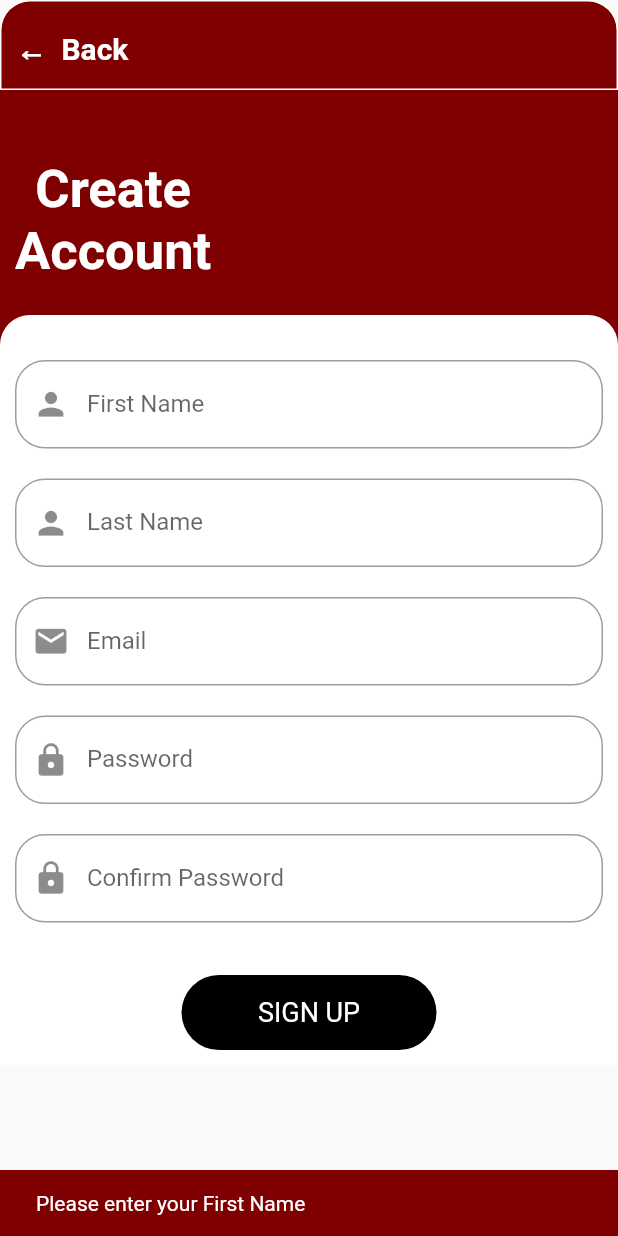
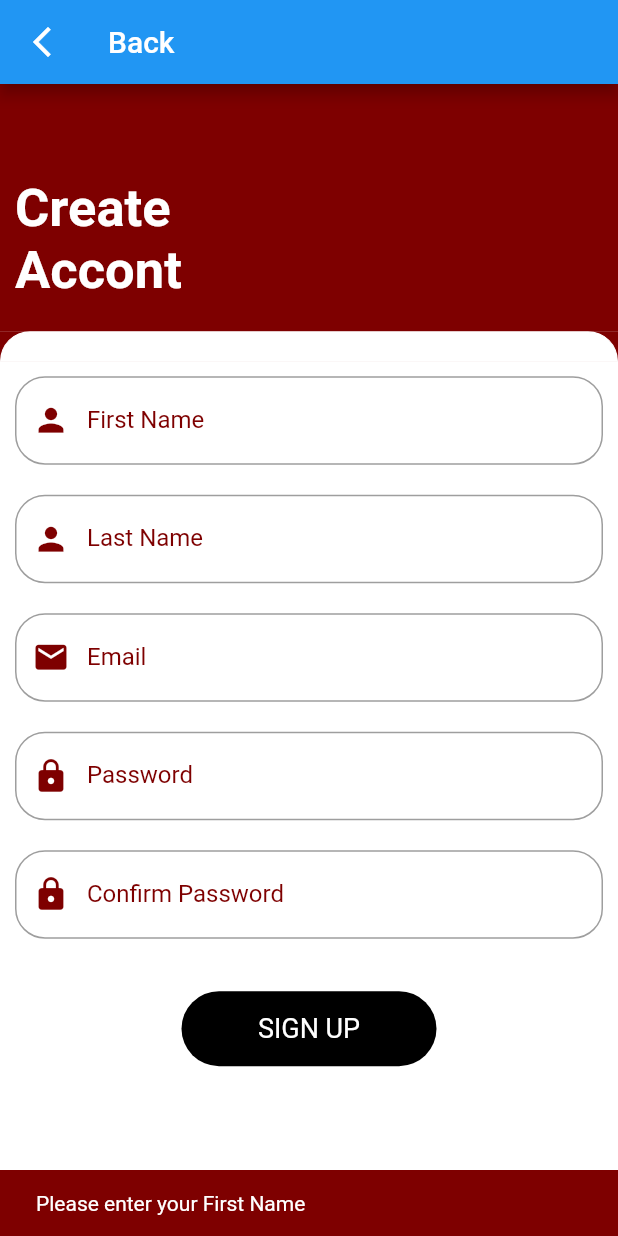
Before and after one commit to jennifersha/sahhar, a Flutter app: the SignUp screen opened directly, after a tap on "SIGN UP", on a phone screen of 412 x 824 dp. Run offline on Flutter 3.47's test engine with Material 2 defaults, Android fonts, the phone set to English and light mode, and no system bars; our stand-ins replace cloud_firestore, firebase_auth, firebase_core, firebase_storage, google_sign_in, image_picker; missing offline and left inert: flutter_facebook_auth; accounts and stored records are empty.

Commit message:
changes with name and folder

```diff
--- a/sahhar/lib/SignUp.dart
+++ b/sahhar/lib/auth_screens/SignUp.dart
@@ -2,7 +2,6 @@ import 'package:cloud_firestore/cloud_firestore.dart';
 import 'package:firebase_auth/firebase_auth.dart';
 import 'package:firebase_core/firebase_core.dart';
 import 'package:flutter/material.dart';
-import 'package:flutter/widgets.dart';
 
 class SignUp extends StatefulWidget {
   @override
@@ -10,26 +9,18 @@ class SignUp extends StatefulWidget {
 }
 
 class _SignUpState extends State<SignUp> {
-  TextEditingController? txtfirst;
-  TextEditingController? txtlast;
-  TextEditingController? txtemail;
-  TextEditingController? txtpass;
-  TextEditingController? txtpassC;
+  Map userData = {
+    'Firstname': '',
+    'Lastname': '',
+    'email': '',
+    'pass': '',
+  };
+  TextEditingController txtpassC = TextEditingController();
+
   bool didclick = false;
 
-  @override
-  void initState() {
-    // TODO: implement initState
-    super.initState();
-    txtfirst = new TextEditingController();
-    txtlast = new TextEditingController();
-    txtemail = new TextEditingController();
-    txtpass = new TextEditingController();
-    txtpassC = new TextEditingController();
-  }
-
   bool validateInputs() {
-    if (txtfirst!.text.isEmpty) {
+    if (userData['Firstname'].isEmpty) {
       ScaffoldMessenger.of(context).showSnackBar(SnackBar(
         content: Text(
           'Please enter your First Name',
@@ -39,7 +30,7 @@ class _SignUpState extends State<SignUp> {
       ));
       return false;
     }
-    if (txtlast!.text.isEmpty) {
+    if (userData['Lastname'].isEmpty) {
       ScaffoldMessenger.of(context).showSnackBar(SnackBar(
         content: Text(
           'Please enter your Last Name',
@@ -49,7 +40,7 @@ class _SignUpState extends State<SignUp> {
       ));
       return false;
     }
-    if (txtemail!.text.isEmpty || !txtemail!.text.contains('@')) {
+    if (userData['email'].isEmpty || !userData['email'].contains('@')) {
       ScaffoldMessenger.of(context).showSnackBar(SnackBar(
         content: Text(
           'Please enter a Valid email address',
@@ -59,7 +50,7 @@ class _SignUpState extends State<SignUp> {
       ));
       return false;
     }
-    if (txtpass!.text.isEmpty || txtpass!.text.length < 6) {
+    if (userData['pass'].isEmpty || userData['pass'].length < 6) {
       ScaffoldMessenger.of(context).showSnackBar(SnackBar(
         content: Text(
           'Please enter a Password with at least 6 characters',
@@ -69,7 +60,7 @@ class _SignUpState extends State<SignUp> {
       ));
       return false;
     }
-    if (txtpassC!.text != txtpass!.text) {
+    if (txtpassC!.text != userData['pass']) {
       ScaffoldMessenger.of(context).showSnackBar(SnackBar(
         content: Text(
           'Passwords do Not match',
@@ -84,71 +75,41 @@ class _SignUpState extends State<SignUp> {
 
   @override
   Widget build(BuildContext context) {
-    return Scaffold(
-      body: SafeArea(
-        child: SingleChildScrollView(
+    return SafeArea(
+      child: Scaffold(
+        appBar: AppBar(
+          title: const Text('Back'),
+          leading: IconButton(
+            icon: const Icon(Icons.arrow_back_ios_new_outlined),
+            onPressed: () {
+              Navigator.of(context).pop();
+            },
+          ),
+        ),
+        body: SingleChildScrollView(
           child: Column(
             mainAxisAlignment: MainAxisAlignment.start,
             children: [
               Container(
-                width: double.infinity,
-                height: 60,
-                decoration: BoxDecoration(
-                    color: Color(0xFF7E0000),
-                    border: Border.all(
-                      color: Color.fromARGB(255, 255, 255, 255),
-                    ),
-                    borderRadius: BorderRadius.only(
-                        topLeft: Radius.circular(20),
-                        topRight: Radius.circular(20))),
-                child: Padding(
-                  padding: const EdgeInsets.only(top: 18, left: 10),
-                  child: GestureDetector(
-                    onTap: () {
-                      Navigator.pop(context);
-                    },
+                height: MediaQuery.of(context).size.height * 0.2,
+                color: const Color(0xFF7E0000),
+                child: const Align(
+                  alignment: Alignment.bottomLeft,
+                  child: Padding(
+                    padding: EdgeInsets.only(bottom: 20, left: 10),
                     child: Text(
-                      '←  Back',
+                      "Create\nAccont",
                       style: TextStyle(
-                          fontWeight: FontWeight.bold,
-                          color: Colors.white,
-                          fontSize: 20),
+                        color: Colors.white,
+                        fontSize: 35,
+                        fontWeight: FontWeight.bold,
+                      ),
                     ),
                   ),
                 ),
               ),
               Container(
-                height: 150,
-                color: Color(0xFF7E0000),
-                child: Align(
-                  alignment: Alignment.bottomLeft,
-                  child: Padding(
-                    padding: EdgeInsets.only(top: 46, left: 10),
-                    child: Column(
-                      children: <Widget>[
-                        Text(
-                          "Create",
-                          style: TextStyle(
-                            color: Colors.white,
-                            fontSize: 35,
-                            fontWeight: FontWeight.bold,
-                          ),
-                        ),
-                        Text(
-                          "Account",
-                          style: TextStyle(
-                            color: Colors.white,
-                            fontSize: 35,
-                            fontWeight: FontWeight.bold,
-                          ),
-                        ),
-                      ],
-                    ),
-                  ),
-                ),
-              ),
-              Container(
-                color: Color(0xFF7E0000),
+                color: const Color(0xFF7E0000),
                 child: Container(
                     width: double.infinity,
                     height: 20,
@@ -157,87 +118,158 @@ class _SignUpState extends State<SignUp> {
                         border: Border.all(
                           color: Colors.white,
                         ),
-                        borderRadius: BorderRadius.only(
+                        borderRadius: const BorderRadius.only(
                             topLeft: Radius.circular(35),
                             topRight: Radius.circular(35)))),
               ),
               Container(
                 color: Colors.white,
-                padding: EdgeInsets.all(10),
+                height: MediaQuery.of(context).size.height * 0.70,
+                padding: const EdgeInsets.all(10),
                 child: Column(
                   children: <Widget>[
                     TextField(
-                      controller: txtfirst,
+                      cursorColor: const Color(0xFF7E0000),
+                      onChanged: (value) => userData['Firstname'] = value,
                       decoration: InputDecoration(
-                        prefixIcon: Icon(
+                        prefixIcon: const Icon(
                           Icons.person,
+                          color: Color(0xFF7E0000),
                           size: 25,
                         ),
-                        border: OutlineInputBorder(
+                        enabledBorder: OutlineInputBorder(
+                            borderRadius: BorderRadius.circular(20),
+                            borderSide: const BorderSide(
+                              color: Colors.grey,
+                              width: 1.0,
+                            )),
+                        focusedBorder: OutlineInputBorder(
+                          borderSide: const BorderSide(
+                            color: Color(0xFF7E0000),
+                          ),
                           borderRadius: BorderRadius.circular(20),
+                        ),
+                        labelStyle: const TextStyle(
+                          color: Color(0xFF7E0000),
                         ),
                         labelText: "First Name",
                       ),
                     ),
-                    SizedBox(height: 20),
+                    const SizedBox(height: 20),
                     TextField(
-                      controller: txtlast,
+                      cursorColor: const Color(0xFF7E0000),
+                      onChanged: (value) => userData['Lastname'] = value,
                       decoration: InputDecoration(
-                        prefixIcon: Icon(
+                        prefixIcon: const Icon(
                           Icons.person,
+                          color: Color(0xFF7E0000),
                           size: 25,
                         ),
-                        border: OutlineInputBorder(
+                        enabledBorder: OutlineInputBorder(
+                            borderRadius: BorderRadius.circular(20),
+                            borderSide: const BorderSide(
+                              color: Colors.grey,
+                              width: 1.0,
+                            )),
+                        focusedBorder: OutlineInputBorder(
+                          borderSide: const BorderSide(
+                            color: Color(0xFF7E0000),
+                          ),
                           borderRadius: BorderRadius.circular(20),
+                        ),
+                        labelStyle: const TextStyle(
+                          color: Color(0xFF7E0000),
                         ),
                         labelText: "Last Name",
                       ),
                     ),
-                    SizedBox(height: 20),
+                    const SizedBox(height: 20),
                     TextField(
-                      controller: txtemail,
+                      onChanged: (value) => userData['email'] = value,
+                      cursorColor: const Color(0xFF7E0000),
                       decoration: InputDecoration(
-                        prefixIcon: Icon(
+                        prefixIcon: const Icon(
                           Icons.email,
                           size: 25,
+                          color: Color(0xFF7E0000),
                         ),
-                        border: OutlineInputBorder(
+                        enabledBorder: OutlineInputBorder(
+                            borderRadius: BorderRadius.circular(20),
+                            borderSide: const BorderSide(
+                              color: Colors.grey,
+                              width: 1.0,
+                            )),
+                        focusedBorder: OutlineInputBorder(
+                          borderSide: const BorderSide(
+                            color: Color(0xFF7E0000),
+                          ),
                           borderRadius: BorderRadius.circular(20),
+                        ),
+                        labelStyle: const TextStyle(
+                          color: Color(0xFF7E0000),
                         ),
                         labelText: "Email",
                       ),
                     ),
-                    SizedBox(height: 20),
+                    const SizedBox(height: 20),
                     TextField(
-                      controller: txtpass,
+                      onChanged: (value) => userData['pass'] = value,
+                      cursorColor: const Color(0xFF7E0000),
                       decoration: InputDecoration(
-                        prefixIcon: Icon(
+                        prefixIcon: const Icon(
                           Icons.lock,
                           size: 25,
+                          color: Color(0xFF7E0000),
                         ),
-                        border: OutlineInputBorder(
+                        enabledBorder: OutlineInputBorder(
+                            borderRadius: BorderRadius.circular(20),
+                            borderSide: const BorderSide(
+                              color: Colors.grey,
+                              width: 1.0,
+                            )),
+                        focusedBorder: OutlineInputBorder(
+                          borderSide: const BorderSide(
+                            color: Color(0xFF7E0000),
+                          ),
                           borderRadius: BorderRadius.circular(20),
+                        ),
+                        labelStyle: const TextStyle(
+                          color: Color(0xFF7E0000),
                         ),
                         labelText: "Password",
                       ),
                       obscureText: true,
                     ),
-                    SizedBox(height: 20),
+                    const SizedBox(height: 20),
                     TextField(
                       controller: txtpassC,
+                      cursorColor: const Color(0xFF7E0000),
                       decoration: InputDecoration(
-                        prefixIcon: Icon(
+                        prefixIcon: const Icon(
                           Icons.lock,
                           size: 25,
+                          color: Color(0xFF7E0000),
                         ),
-                        border: OutlineInputBorder(
+                        enabledBorder: OutlineInputBorder(
+                            borderRadius: BorderRadius.circular(20),
+                            borderSide: const BorderSide(
+                              color: Colors.grey,
+                              width: 1.0,
+                            )),
+                        focusedBorder: OutlineInputBorder(
+                          borderSide: const BorderSide(
+                            color: Color(0xFF7E0000),
+                          ),
                           borderRadius: BorderRadius.circular(20),
+                        ),
+                        labelStyle: const TextStyle(
+                          color: Color(0xFF7E0000),
                         ),
                         labelText: "Confirm Password",
                       ),
                       obscureText: true,
                     ),
-                    SizedBox(height: 35),
+                    const SizedBox(height: 35),
                     Container(
                       child: InkWell(
                         onTap: () async {
@@ -245,18 +277,23 @@ class _SignUpState extends State<SignUp> {
                           FirebaseAuth auth = FirebaseAuth.instance;
                           try {
                             await auth.createUserWithEmailAndPassword(
-                                email: txtemail!.text, password: txtpass!.text);
-                            print(auth.currentUser!.uid.toString());
-
+                                email: userData['email'],
+                                password: userData['pass']);
                             await FirebaseFirestore.instance
                                 .collection("users")
                                 .doc(auth.currentUser!.uid.toString())
                                 .set({
-                              "Firstname": txtfirst!.text,
-                              "Lastname": txtlast!.text,
-                              "email": txtemail!.text,
-                              "pass": txtpass!.text,
+                              "Firstname": userData['Firstname'],
+                              "Lastname": userData['Lastname'],
+                              "email": userData['email'],
+                              "pass": userData['pass'],
                             });
+                            // await FirebaseFirestore.instance
+                            //     .collection('users')
+                            //     .doc(auth.currentUser!.uid.toString())
+                            //     .collection('cart')
+                            //     .add();
+                            // ignore: use_build_context_synchronously
                             showDialog(
                               context: context,
                               builder: (BuildContext context) {
@@ -264,19 +301,20 @@ class _SignUpState extends State<SignUp> {
                                   shape: RoundedRectangleBorder(
                                       borderRadius:
                                           BorderRadius.circular(20.0)),
-                                  title: Text("Success",
+                                  title: const Text("Success",
                                       style: TextStyle(
                                           fontSize: 24,
                                           color: Colors.green,
                                           fontWeight: FontWeight.bold)),
-                                  content: Container(
+                                  content: SizedBox(
                                     width:
                                         MediaQuery.of(context).size.width * 10,
-                                    child: Text("Sign up successfully Done"),
+                                    child:
+                                        const Text("Sign up successfully Done"),
                                   ),
                                   actions: <Widget>[
                                     InkWell(
-                                      child: Text("OK  ",
+                                      child: const Text("OK  ",
                                           style: TextStyle(
                                               fontSize: 22,
                                               color: Colors.green,
@@ -301,7 +339,7 @@ class _SignUpState extends State<SignUp> {
                             color: Colors.black,
                             borderRadius: BorderRadius.circular(25),
                           ),
-                          child: Center(
+                          child: const Center(
                             child: Text(
                               'SIGN UP',
                               style:
--- /dev/null
+++ b/sahhar/lib/auth_screens/startScreen.dart
@@ -0,0 +1,95 @@
+import 'package:flutter/material.dart';
+
+import 'LoginPage.dart';
+
+class Start_screen extends StatelessWidget {
+  const Start_screen({Key? key}) : super(key: key);
+
+  @override
+  Widget build(BuildContext context) {
+    return Scaffold(
+      body: SafeArea(
+        child: Column(
+          mainAxisAlignment: MainAxisAlignment.start,
+          children: [
+            Container(
+              width: double.infinity,
+              height: 60,
+              decoration: BoxDecoration(
+                  color: const Color(0xFF7E0000),
+                  border: Border.all(
+                    color: const Color(0xFF7E0000),
+                  ),
+                  borderRadius: const BorderRadius.only(
+                      topLeft: Radius.circular(20),
+                      topRight: Radius.circular(20))),
+              child: const Padding(
+                padding: EdgeInsets.only(top: 18, left: 11),
+                child: Text(
+                  'Sahhar Shop',
+                  style: TextStyle(
+                      fontWeight: FontWeight.bold,
+                      color: Colors.white,
+                      fontSize: 20),
+                ),
+              ),
+            ),
+            Expanded(
+              child: Container(
+                child: Image.asset(
+                  'assets/logo.png',
+                  width: double.infinity,
+                  fit: BoxFit.fill,
+                ),
+              ),
+            ),
+            const SizedBox(
+              height: 30,
+            ),
+            Container(
+              child: const Text(
+                'Home decor . Arts & Crafts store . Designs . Laser engraving and cutting on wood',
+                style: TextStyle(
+                  fontSize: 18,
+                  fontWeight: FontWeight.bold,
+                  color: Colors.black,
+                ),
+                textAlign: TextAlign.center,
+              ),
+            ),
+            const SizedBox(
+              height: 80,
+            ),
+            Container(
+              child: InkWell(
+                onTap: () {
+                  Navigator.push(
+                    context,
+                    MaterialPageRoute(builder: (context) => LoginPage()),
+                  );
+                },
+                child: Container(
+                  width: 170,
+                  height: 50,
+                  decoration: BoxDecoration(
+                    color: Colors.black,
+                    borderRadius: BorderRadius.circular(25),
+                  ),
+                  child: const Center(
+                    child: Text(
+                      'GET STARTED',
+                      style: TextStyle(color: Colors.white, fontSize: 18),
+                    ),
+                  ),
+                ),
+              ),
+            ),
+            const SizedBox(
+              height: 120,
+            )
+          ],
+        ),
+      ),
+    );
+  }
+}
```
Also changed, not shown: sahhar/lib/auth_screens/Resetpsw.dart (renamed from sahhar/lib/Resetpsw.dart).
